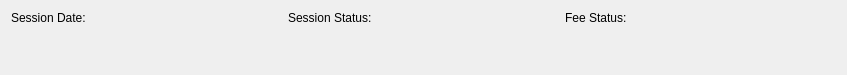
Qt form drc/gui/sessionoverview.ui (lansdon/cpts483_drc) before a commit.
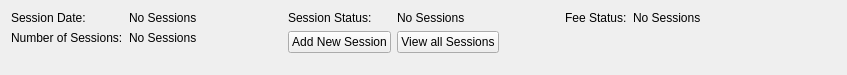
The same form after that commit.

Commit message: added buttons to session overview

What changed in the file:
```diff
--- a/drc/gui/sessionoverview.ui
+++ b/drc/gui/sessionoverview.ui
@@ -22,6 +22,9 @@
   <layout class="QHBoxLayout" name="horizontalLayout">
    <item>
     <layout class="QFormLayout" name="formLayout_4">
+     <property name="fieldGrowthPolicy">
+      <enum>QFormLayout::AllNonFixedFieldsGrow</enum>
+     </property>
      <item row="0" column="0">
       <widget class="QLabel" name="sessionDateLabel">
        <property name="text">
@@ -32,7 +35,21 @@
      <item row="0" column="1">
       <widget class="QLabel" name="sessionDateDisplayLabel">
        <property name="text">
-        <string/>
+        <string>No Sessions</string>
+       </property>
+      </widget>
+     </item>
+     <item row="1" column="0">
+      <widget class="QLabel" name="numSessionsLabel">
+       <property name="text">
+        <string>Number of Sessions:</string>
+       </property>
+      </widget>
+     </item>
+     <item row="1" column="1">
+      <widget class="QLabel" name="numSessionsDisplayLabel">
+       <property name="text">
+        <string>No Sessions</string>
        </property>
       </widget>
      </item>
@@ -50,7 +67,27 @@
      <item row="0" column="1">
       <widget class="QLabel" name="sessionStatusDisplayLabel">
        <property name="text">
-        <string/>
+        <string>No Sessions</string>
+       </property>
+      </widget>
+     </item>
+     <item row="1" column="0">
+      <widget class="QPushButton" name="pushButton">
+       <property name="text">
+        <string>Add New Session</string>
+       </property>
+      </widget>
+     </item>
+     <item row="1" column="1">
+      <widget class="QPushButton" name="pushButton_2">
+       <property name="sizePolicy">
+        <sizepolicy hsizetype="Fixed" vsizetype="Fixed">
+         <horstretch>0</horstretch>
+         <verstretch>0</verstretch>
+        </sizepolicy>
+       </property>
+       <property name="text">
+        <string>View all Sessions</string>
        </property>
       </widget>
      </item>
@@ -68,7 +105,7 @@
      <item row="0" column="1">
       <widget class="QLabel" name="sessionFeeStatusDisplayLabel">
        <property name="text">
-        <string/>
+        <string>No Sessions</string>
        </property>
       </widget>
      </item>
```
The commit also changes 4 other files.
